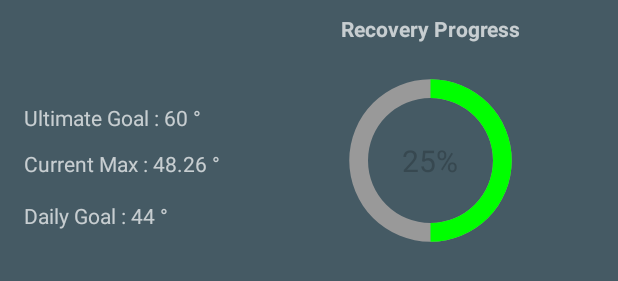
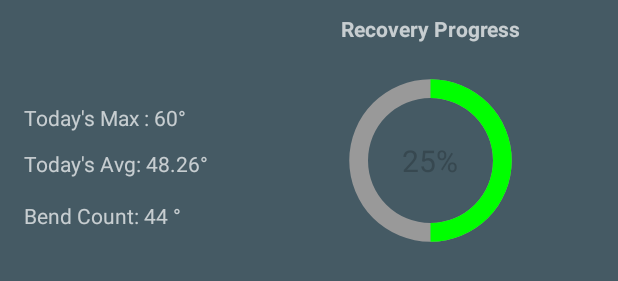
Before and after one commit to kh9341101/IDDAndroid, an Android app: the layout activity_result_new.xml on its own in the app's theme, with its tools: preview values and no code run, on a phone screen of 412 x 824 dp. Shown: the part 888-1169 px from the top of the screen. Run offline under Robolectric (Android 15) with nearby library versions, the phone set to English and light mode, and no system bars; plain views replace LineChart; Roboto replaces fonts that are not available here.

Commit message:
Demo Version

```diff
--- a/app/src/main/java/edu/berkeley/capstoneproject/capstoneprojectandroid/activities/PatientListActivity.java
+++ b/app/src/main/java/edu/berkeley/capstoneproject/capstoneprojectandroid/activities/PatientListActivity.java
@@ -128,7 +128,7 @@ public class PatientListActivity extends AppCompatActivity {
         String summary = "2017/12/2/";
         Patient patient1 = new Patient(title, desc, image, summary, avgdegree, bendcount, maxdegree);
 
-        title = "Oski ";
+        title = "Oski";
         image = resources.getString(R.string.op_image_url);
         desc = "Age: 75\n" +
                 "Condition: Fracture of the cruciate ligament\n" +
--- a/app/src/main/java/edu/berkeley/capstoneproject/capstoneprojectandroid/database/Patient.java
+++ b/app/src/main/java/edu/berkeley/capstoneproject/capstoneprojectandroid/database/Patient.java
@@ -14,6 +14,10 @@ public class Patient {
     @PrimaryKey(autoGenerate = true)
     private int uid;
 
+//    @ColumnInfo(name = "account")
+//    private String mAccount;
+//    @ColumnInfo(name = "password")
+//    private String mPassword;
     @ColumnInfo(name = "name")
     private String mTitle;
     @ColumnInfo(name = "description")
--- a/app/src/main/res/layout/activity_result_new.xml
+++ b/app/src/main/res/layout/activity_result_new.xml
@@ -61,31 +61,31 @@
         android:textStyle="bold" />
 
     <TextView
-        android:id="@+id/textView2"
+        android:id="@+id/dailymax"
         android:layout_width="wrap_content"
         android:layout_height="wrap_content"
-        android:layout_above="@+id/textView3"
+        android:layout_above="@+id/dailyavg"
         android:layout_alignParentStart="true"
         android:layout_marginBottom="11dp"
         android:layout_marginStart="16dp"
-        android:text="Ultimate Goal : 60 °" />
+        android:text="Today's Max : 60°" />
 
     <TextView
-        android:id="@+id/textView3"
+        android:id="@+id/dailyavg"
         android:layout_width="wrap_content"
         android:layout_height="wrap_content"
         android:layout_alignBaseline="@+id/tv"
         android:layout_alignBottom="@+id/tv"
-        android:layout_alignStart="@+id/textView2"
-        android:text="Current Max : 48.26 °" />
+        android:layout_alignStart="@+id/dailymax"
+        android:text="Today's Avg: 48.26°" />
 
     <TextView
-        android:id="@+id/textView4"
+        android:id="@+id/dailybendcount"
         android:layout_width="wrap_content"
         android:layout_height="wrap_content"
-        android:layout_alignStart="@+id/textView3"
-        android:layout_below="@+id/textView3"
+        android:layout_alignStart="@+id/dailyavg"
+        android:layout_below="@+id/dailyavg"
         android:layout_marginTop="15dp"
-        android:text="Daily Goal : 44 °" />
+        android:text="Bend Count: 44 °" />
 
 </RelativeLayout>
```
Also changed, not shown: app/src/main/java/edu/berkeley/capstoneproject/capstoneprojectandroid/activities/LoginActivity.java (+24 -3 lines), app/src/main/java/edu/berkeley/capstoneproject/capstoneprojectandroid/activities/ResultActivity.java (+15 -5 lines), app/src/main/res/layout/activity_result.xml (+8 -8 lines).
